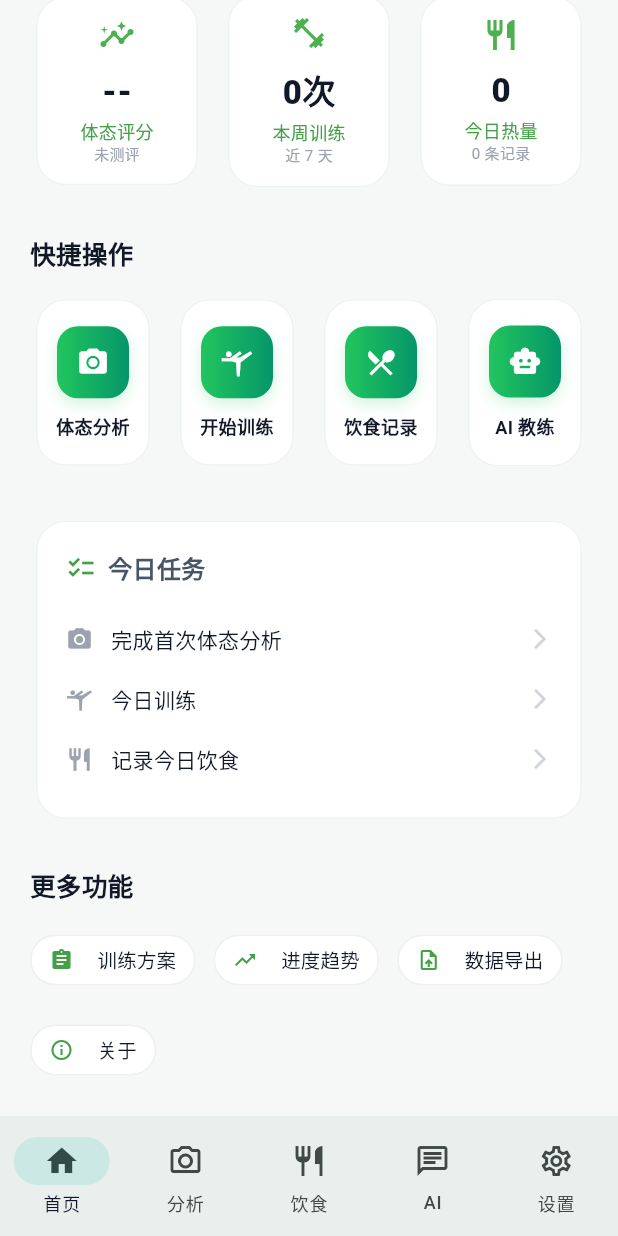
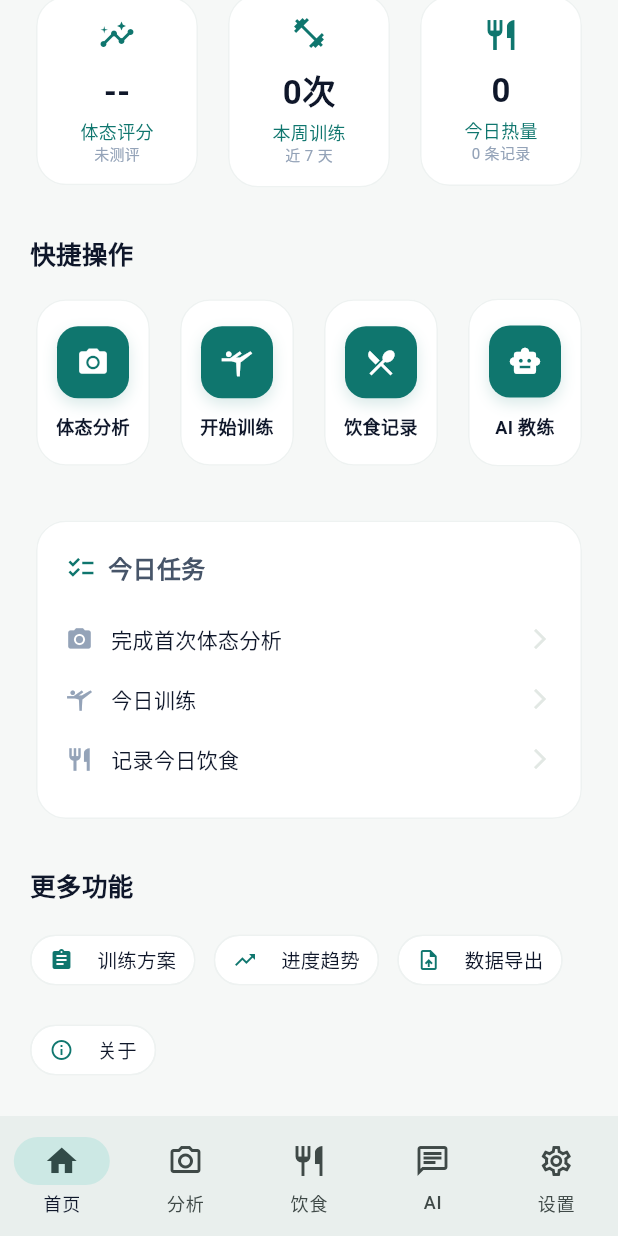
Before and after one commit to Miasakiii/KBjiaolian, a Flutter app: the HomeScreen screen opened by its route, scrolled down 113 dp, on a phone screen of 412 x 824 dp. Run offline on Flutter 3.47's test engine with Material 3 defaults, Android fonts, the phone set to English and light mode, and no system bars; our stand-ins replace go_router, image_picker, share_plus, shared_preferences; accounts and stored records are empty; network calls fail.

Commit message:
feat(flutter): home_screen token 化 (去草绿+teal+字重w600)

```diff
--- a/mobile/lib/screens/home_screen.dart
+++ b/mobile/lib/screens/home_screen.dart
@@ -5,6 +5,7 @@ import 'package:provider/provider.dart';
 import '../providers/analysis_provider.dart';
 import '../providers/workout_provider.dart';
 import '../providers/nutrition_provider.dart';
+import '../theme/kb_colors.dart';
 
 class HomeScreen extends StatelessWidget {
   const HomeScreen({super.key});
@@ -62,13 +63,11 @@ class HomeScreen extends StatelessWidget {
           width: 56,
           height: 56,
           decoration: BoxDecoration(
-            gradient: const LinearGradient(
-              colors: [Color(0xFF22c55e), Color(0xFF059669)],
-            ),
+            color: KbColors.brand,
             borderRadius: BorderRadius.circular(16),
             boxShadow: [
               BoxShadow(
-                color: const Color(0xFF22c55e).withValues(alpha: 0.25),
+                color: KbColors.brand.withValues(alpha: 0.16),
                 blurRadius: 16,
                 offset: const Offset(0, 6),
               ),
@@ -89,17 +88,17 @@ class HomeScreen extends StatelessWidget {
                 '$greeting！',
                 style: const TextStyle(
                   fontSize: 24,
-                  fontWeight: FontWeight.w700,
-                  color: Color(0xFF111827),
+                  fontWeight: FontWeight.w600,
+                  color: KbColors.text1,
                 ),
               ),
               const SizedBox(height: 2),
-              Text(
+              const Text(
                 '欢迎使用 KB教练',
                 style: TextStyle(
                   fontSize: 14,
-                  color: Colors.green.shade600,
-                  fontWeight: FontWeight.w500,
+                  color: KbColors.brand,
+                  fontWeight: FontWeight.w400,
                 ),
               ),
             ],
@@ -158,8 +157,8 @@ class HomeScreen extends StatelessWidget {
           '快捷操作',
           style: TextStyle(
             fontSize: 17,
-            fontWeight: FontWeight.w700,
-            color: Color(0xFF111827),
+            fontWeight: FontWeight.w600,
+            color: KbColors.text1,
           ),
         ),
         const SizedBox(height: 14),
@@ -209,13 +208,13 @@ class HomeScreen extends StatelessWidget {
         child: Column(
           crossAxisAlignment: CrossAxisAlignment.start,
           children: [
-            Row(
+            const Row(
               children: [
-                Icon(Icons.checklist, size: 20, color: Colors.green.shade600),
-                const SizedBox(width: 8),
-                const Text(
+                Icon(Icons.checklist, size: 20, color: KbColors.brand),
+                SizedBox(width: 8),
+                Text(
                   '今日任务',
-                  style: TextStyle(fontSize: 16, fontWeight: FontWeight.w700),
+                  style: TextStyle(fontSize: 16, fontWeight: FontWeight.w600),
                 ),
               ],
             ),
@@ -252,8 +251,8 @@ class HomeScreen extends StatelessWidget {
           '更多功能',
           style: TextStyle(
             fontSize: 17,
-            fontWeight: FontWeight.w700,
-            color: Color(0xFF111827),
+            fontWeight: FontWeight.w600,
+            color: KbColors.text1,
           ),
         ),
         const SizedBox(height: 14),
@@ -319,29 +318,29 @@ class _StatCard extends StatelessWidget {
         padding: const EdgeInsets.all(14),
         child: Column(
           children: [
-            Icon(icon, size: 24, color: Colors.green.shade500),
+            Icon(icon, size: 24, color: KbColors.brand),
             const SizedBox(height: 10),
             Text(
               value,
               style: const TextStyle(
                 fontSize: 22,
-                fontWeight: FontWeight.w800,
-                color: Color(0xFF111827),
+                fontWeight: FontWeight.w600,
+                color: KbColors.text1,
               ),
             ),
             const SizedBox(height: 2),
             Text(
               title,
-              style: TextStyle(
+              style: const TextStyle(
                 fontSize: 12,
-                color: Colors.green.shade600,
-                fontWeight: FontWeight.w500,
+                color: KbColors.brand,
+                fontWeight: FontWeight.w400,
               ),
             ),
             Text(
               subtitle,
               style: const TextStyle(
-                color: Color(0xFF9ca3af),
+                color: KbColors.text3,
                 fontSize: 10,
               ),
             ),
@@ -377,13 +376,11 @@ class _ActionButton extends StatelessWidget {
                 width: 48,
                 height: 48,
                 decoration: BoxDecoration(
-                  gradient: const LinearGradient(
-                    colors: [Color(0xFF22c55e), Color(0xFF059669)],
-                  ),
+                  color: KbColors.brand,
                   borderRadius: BorderRadius.circular(14),
                   boxShadow: [
                     BoxShadow(
-                      color: const Color(0xFF22c55e).withValues(alpha: 0.2),
+                      color: KbColors.brand.withValues(alpha: 0.16),
                       blurRadius: 8,
                       offset: const Offset(0, 4),
                     ),
@@ -397,7 +394,7 @@ class _ActionButton extends StatelessWidget {
                 style: const TextStyle(
                   fontSize: 12,
                   fontWeight: FontWeight.w600,
-                  color: Color(0xFF111827),
+                  color: KbColors.text1,
                 ),
                 textAlign: TextAlign.center,
               ),
@@ -434,7 +431,7 @@ class _TaskItem extends StatelessWidget {
             Icon(
               icon,
               size: 18,
-              color: completed ? Colors.green.shade600 : const Color(0xFF9ca3af),
+              color: completed ? KbColors.brand : KbColors.text3,
             ),
             const SizedBox(width: 12),
             Expanded(
@@ -442,16 +439,16 @@ class _TaskItem extends StatelessWidget {
                 title,
                 style: TextStyle(
                   fontSize: 14,
-                  color: completed ? Colors.green.shade600 : const Color(0xFF111827),
+                  color: completed ? KbColors.brand : KbColors.text1,
                   decoration: completed ? TextDecoration.lineThrough : null,
-                  fontWeight: FontWeight.w500,
+                  fontWeight: FontWeight.w400,
                 ),
               ),
             ),
             Icon(
               completed ? Icons.check_circle : Icons.arrow_forward_ios,
               size: 16,
-              color: completed ? Colors.green : const Color(0xFFd1d5db),
+              color: completed ? KbColors.brand : KbColors.line,
             ),
           ],
         ),
@@ -474,18 +471,18 @@ class _FeatureChip extends StatelessWidget {
   @override
   Widget build(BuildContext context) {
     return ActionChip(
-      avatar: Icon(icon, size: 16, color: Colors.green.shade600),
+      avatar: Icon(icon, size: 16, color: KbColors.brand),
       label: Text(
         label,
         style: const TextStyle(
           fontSize: 13,
-          fontWeight: FontWeight.w500,
-          color: Color(0xFF111827),
+          fontWeight: FontWeight.w400,
+          color: KbColors.text1,
         ),
       ),
       onPressed: onTap,
-      backgroundColor: Colors.white,
-      side: const BorderSide(color: Color(0xFFf0f0f0)),
+      backgroundColor: KbColors.surface,
+      side: const BorderSide(color: KbColors.lineSoft),
       shape: RoundedRectangleBorder(
         borderRadius: BorderRadius.circular(20),
       ),
```
